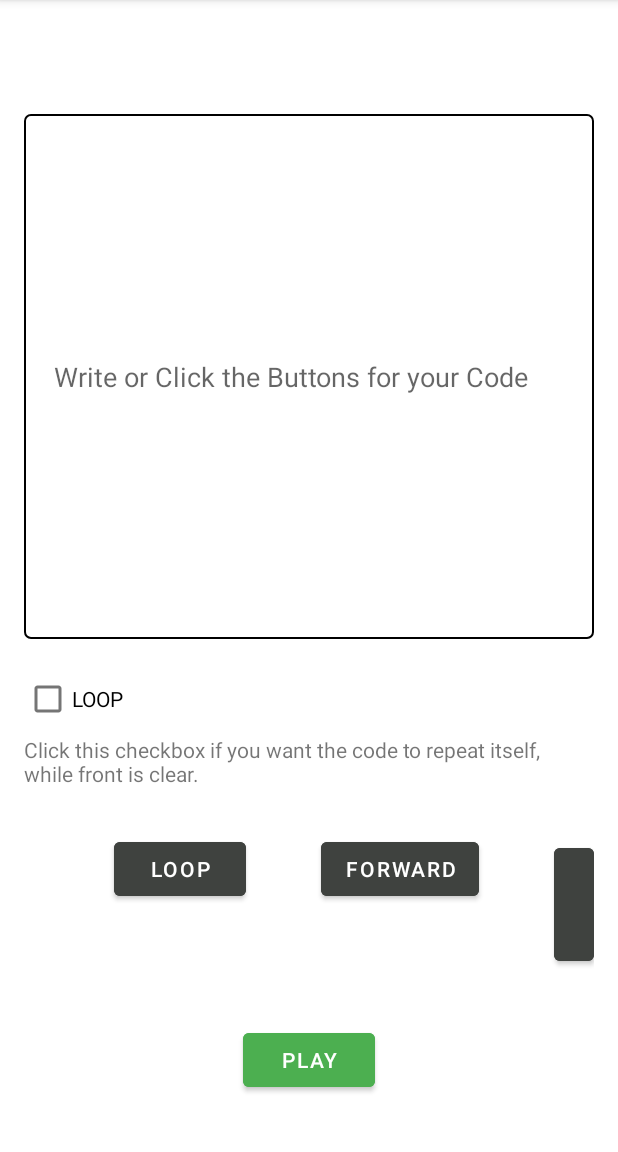
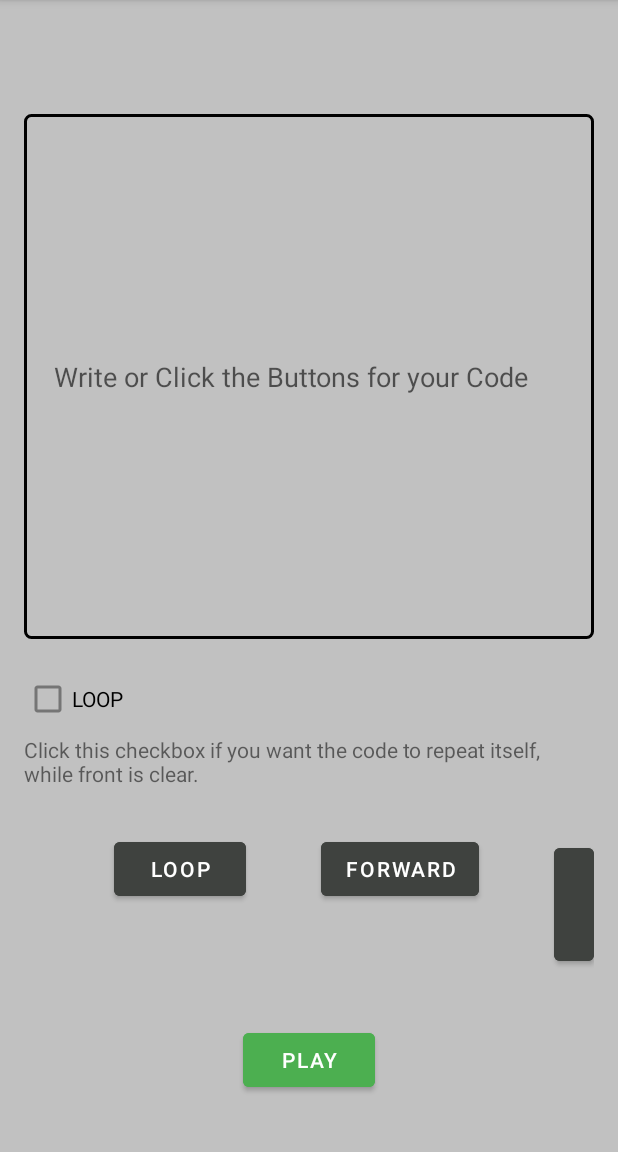
Before and after one commit to Josefinafr/RoboKarel, an Android app: the screen it shows after launch (MainActivity), on a phone screen of 412 x 824 dp, the part 84-1236 px from its top. Run offline under Robolectric (Android 15) with nearby library versions, the phone set to English and light mode, and no system bars.

Commit message:
Code Änderungen

```diff
--- a/app/src/main/res/drawable/edit_text_border.xml
+++ b/app/src/main/res/drawable/edit_text_border.xml
@@ -1,5 +1,5 @@
 <shape xmlns:android="http://schemas.android.com/apk/res/android">
     <solid android:color="@android:color/transparent" /> <!-- Hintergrundfarbe transparent -->
-    <stroke android:width="1dp" android:color="#000000" /> <!-- Schwarze Umrandung -->
+    <stroke android:width="2dp" android:color="#000000" /> <!-- Schwarze Umrandung -->
     <corners android:radius="4dp" /> <!-- Runde Ecken, optional -->
 </shape>
--- a/app/src/main/res/layout/activity_main.xml
+++ b/app/src/main/res/layout/activity_main.xml
@@ -3,7 +3,8 @@
     android:layout_width="match_parent"
     android:layout_height="match_parent"
     android:orientation="vertical"
-    android:padding="16dp">
+    android:padding="16dp"
+    android:background="#C1C1C1">
 
     <EditText
         android:id="@+id/codeInput"
--- a/app/src/main/res/layout/activity_result.xml
+++ b/app/src/main/res/layout/activity_result.xml
@@ -7,10 +7,10 @@
 
     <ImageView
         android:id="@+id/faceImage"
-        android:layout_width="250dp"
-        android:layout_height="300dp"
+        android:layout_width="450dp"
+        android:layout_height="400dp"
         android:layout_centerHorizontal="true"
-        android:layout_marginTop="60dp"
+        android:layout_marginTop="200dp"
         android:layout_marginBottom="24dp"
         android:src="@drawable/face" /><!-- Hier sicherstellen, dass der Bildname korrekt ist -->
 
```
Also changed, not shown: app/src/main/res/drawable/face.png.
